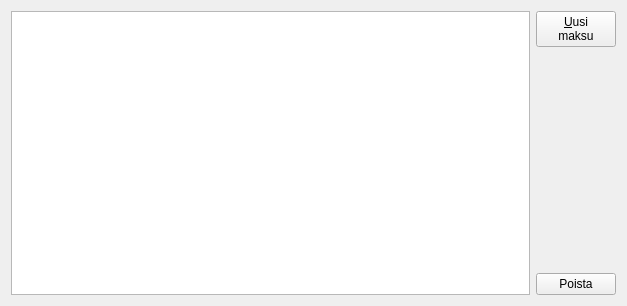
Above: kitsas/maksatus/maksatus.ui from artoh/kitupiikki before the change. Below: the same form after it.
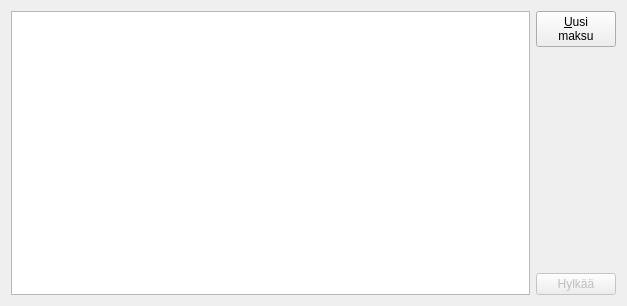
That is the form after the change. Icons and pictures are not drawn.

What changed in the file:
```diff
--- a/kitsas/maksatus/maksatus.ui
+++ b/kitsas/maksatus/maksatus.ui
@@ -46,8 +46,11 @@
      </item>
      <item>
       <widget class="QPushButton" name="poistaNappi">
+       <property name="enabled">
+        <bool>false</bool>
+       </property>
        <property name="text">
-        <string>Poista</string>
+        <string>Hylkää</string>
        </property>
        <property name="icon">
         <iconset resource="../pic/pic.qrc">
```
Left out of the diff: 11 changed lines with no effect on the pictures.
